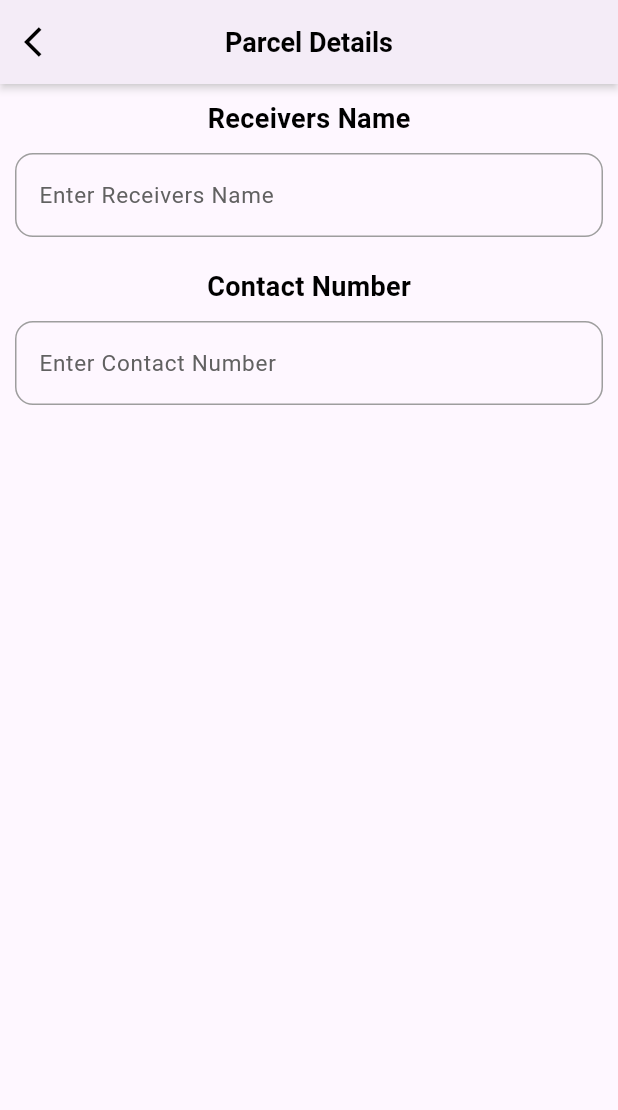
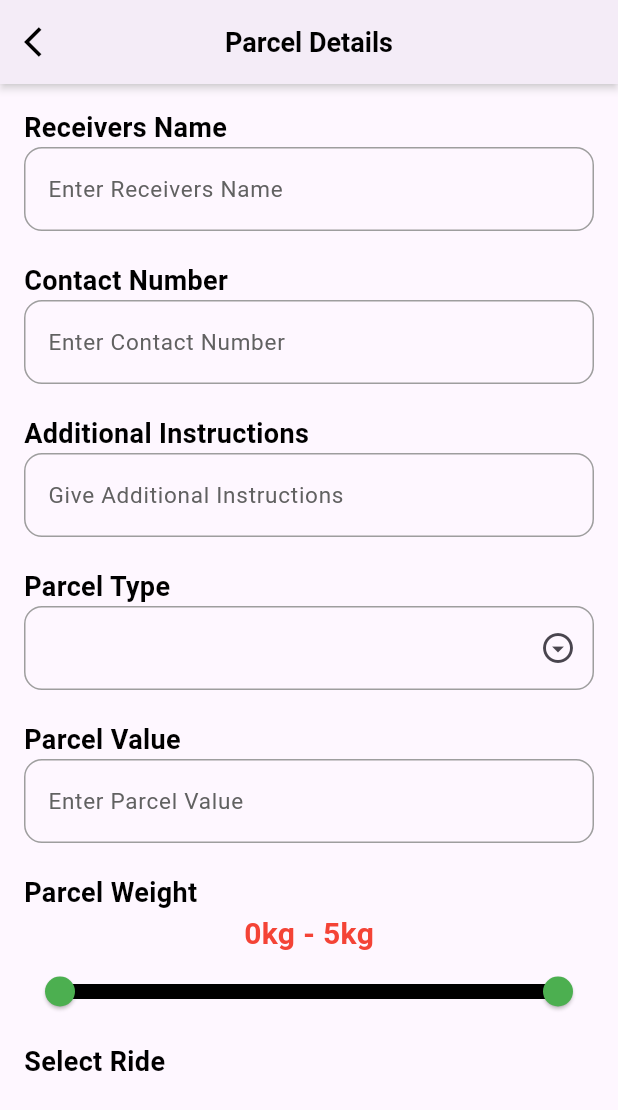
Before and after one commit to Shafin1196/intern, a Flutter app: the DetailPage2 screen opened directly, on a phone screen of 412 x 824 dp. Shown: the top 1110 px of the screen. Run offline on Flutter 3.47's test engine with Material 3 defaults, Android fonts, the phone set to English and light mode, and no system bars; our stand-ins replace flutter_map, flutter_riverpod, latlong2, pin_code_fields, smooth_page_indicator; statements that could not run were skipped.

Commit message:
detail page2

```diff
--- a/lib/homeScreens/detail_page2.dart
+++ b/lib/homeScreens/detail_page2.dart
@@ -2,29 +2,35 @@ import 'package:flutter/material.dart';
 import 'package:flutter_riverpod/flutter_riverpod.dart';
 import 'package:intern/auth_screen/create_screen.dart';
 
-class DetailPage2 extends ConsumerStatefulWidget{
+class DetailPage2 extends ConsumerStatefulWidget {
   const DetailPage2({super.key});
 
   @override
   ConsumerState<DetailPage2> createState() {
     return _detailPage2State();
   }
+}
 
-}
-class _detailPage2State extends ConsumerState<DetailPage2>{
-  final _formKey=GlobalKey<FormState>();
-  final _reciverController=TextEditingController();
-  final _numberController=TextEditingController();
-  final _additionalController=TextEditingController();
-  final _weightController=TextEditingController();
-  final _parcelValueController=TextEditingController();
-  bool _isbike=true;
-  bool _iscar=false;
+class _detailPage2State extends ConsumerState<DetailPage2> {
+  final _formKey = GlobalKey<FormState>();
+  final _reciverController = TextEditingController();
+  final _numberController = TextEditingController();
+  final _additionalController = TextEditingController();
+  double _weightControllerStart = 0;
+  double _weightControllerEnd = 5.0;
+  final _parcelValueController = TextEditingController();
+  bool _isbike = true;
+  bool _iscar = false;
   @override
   Widget build(BuildContext context) {
     return Scaffold(
       appBar: AppBar(
-        title: SafeArea(child: Text("Parcel Details", style: TextStyle(color: Colors.black,fontSize: 18,fontWeight: FontWeight.bold),)),
+        title: SafeArea(
+            child: Text(
+          "Parcel Details",
+          style: TextStyle(
+              color: Colors.black, fontSize: 18, fontWeight: FontWeight.bold),
+        )),
         centerTitle: true,
         elevation: 2,
         shadowColor: Colors.grey.shade100,
@@ -37,45 +43,160 @@ class _detailPage2State extends ConsumerState<DetailPage2>{
       ),
       body: SingleChildScrollView(
         child: Padding(
-          padding: const EdgeInsets.all(10.0),
+          padding: const EdgeInsets.all(16.0),
           child: Form(
             key: _formKey,
             child: Column(
               mainAxisAlignment: MainAxisAlignment.start,
+              crossAxisAlignment: CrossAxisAlignment.start,
               children: [
                 text("Receivers Name"),
-                SizedBox(height: 10,),
                 textFormField(
                   controller: _reciverController,
                   hintText: "Enter Receivers Name",
-                  validator: (value){
-                    if(value==null || value.isEmpty){
+                  validator: (value) {
+                    if (value == null || value.isEmpty) {
                       return "Please enter Receivers Name";
                     }
                     return null;
                   },
-                  ),
-                SizedBox(height: 20,),
+                ),
+                SizedBox(
+                  height: 20,
+                ),
                 text("Contact Number"),
-                SizedBox(height: 10,),
                 textFormField(
                   controller: _numberController,
                   hintText: "Enter Contact Number",
-                  validator: (value){
-                    if(value==null || value.isEmpty){
+                  validator: (value) {
+                    if (value == null || value.isEmpty) {
                       return "Please enter Contact Number";
                     }
                     return null;
                   },
+                ),
+                SizedBox(
+                  height: 20,
+                ),
+                text("Additional Instructions"),
+                textFormField(
+                  controller: _additionalController,
+                  hintText: "Give Additional Instructions",
+                  validator: (value) {
+                    if (value == null || value.isEmpty) {
+                      return "Please enter Additional Instructions";
+                    }
+                    return null;
+                  },
+                ),
+                SizedBox(
+                  height: 20,
+                ),
+                text("Parcel Type"),
+                TextFormField(
+                  decoration: InputDecoration(
+                    border: OutlineInputBorder(
+                      borderSide:
+                          BorderSide(color: Colors.grey.shade500, width: 1),
+                      borderRadius: BorderRadius.circular(12),
+                    ),
+                    enabledBorder: OutlineInputBorder(
+                      borderSide:
+                          BorderSide(color: Colors.grey.shade500, width: 1),
+                      borderRadius: BorderRadius.circular(12),
+                    ),
+                    focusedBorder: OutlineInputBorder(
+                      borderSide:
+                          BorderSide(color: Colors.grey.shade500, width: 1),
+                      borderRadius: BorderRadius.circular(12),
+                    ),
+                    suffixIcon: IconButton(
+                        onPressed: () {
+                          showModalBottomSheet(
+                              context: context,
+                              builder: (ctx) {
+                                return SingleChildScrollView();
+                              });
+                        },
+                        icon: Icon(Icons.arrow_drop_down_circle_outlined)),
                   ),
-                SizedBox(height: 20,),
+                  validator: (value) {
+                    if (value == null || value.isEmpty) {
+                      return "Please enter Parcel type";
+                    }
+                    return null;
+                  },
+                ),
+                const SizedBox(
+                  height: 20,
+                ),
+                text("Parcel Value"),
+                textFormField(
+                  controller: _parcelValueController,
+                  hintText: "Enter Parcel Value",
+                  validator: (value) {
+                    if (value == null || value.isEmpty) {
+                      return "Please enter Parcel Value";
+                    }
+                    return null;
+                  },
+                ),
+                SizedBox(
+                  height: 20,
+                ),
+                text("Parcel Weight"),
+                Row(
+                  mainAxisAlignment: MainAxisAlignment.center,
+                  children: [
+                    Text(
+                      "0kg - 5kg",
+                      style: TextStyle(
+                          fontSize: 20,
+                          fontWeight: FontWeight.bold,
+                          color: Colors.red),
+                    ),
+                  ],
+                ),
+                SliderTheme(
+                  data: SliderTheme.of(context).copyWith(
+                    activeTrackColor: Colors.black,
+                    inactiveTrackColor: Colors.grey[300],
+                    trackHeight: 8,
+                    thumbColor: Colors.green, // set to red for red dots
+                    thumbShape: RoundSliderThumbShape(enabledThumbRadius: 8),
+                    overlayColor: Colors.green.withAlpha(32),
+                  ),
+                  child: RangeSlider(
+                    values: RangeValues(
+                        _weightControllerStart, _weightControllerEnd),
+                    min: 0,
+                    max: 5,
+                    onChanged: (values) {
+                      setState(() {
+                        _weightControllerStart = values.start;
+                        _weightControllerEnd = values.end;
+                      });
+                    },
+                  ),
+                ),
+              const SizedBox(height: 10,),
+              text("Select Ride"),
+              const SizedBox(height: 10,),
+              Row(
+                mainAxisAlignment: MainAxisAlignment.start,
+                children: [
+                  Container(
+                    height: 80,
+                    width: 80,
+                    decoration: ,
+                  ),
+                ],
+              )
               ],
             ),
           ),
         ),
       ),
-
     );
   }
-
 }
```
